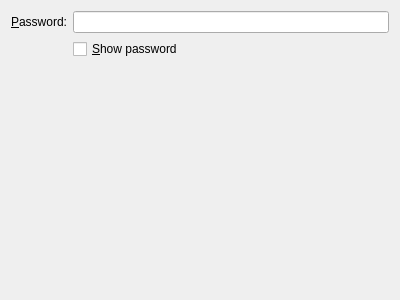
First picture: the form in libs/ui/security/wpapsk.ui, repository netrunner-debian-kde-extras/networkmanagement, before the edit.
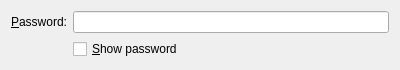
Second picture: the form after the edit. Custom widgets are drawn as their Qt base class.

The edit to the form file:
```diff
--- a/libs/ui/security/wpapsk.ui
+++ b/libs/ui/security/wpapsk.ui
@@ -7,9 +7,15 @@
     <x>0</x>
     <y>0</y>
     <width>400</width>
-    <height>300</height>
+    <height>61</height>
    </rect>
   </property>
+  <property name="sizePolicy">
+   <sizepolicy hsizetype="Preferred" vsizetype="Expanding">
+    <horstretch>0</horstretch>
+    <verstretch>0</verstretch>
+   </sizepolicy>
+  </property>
   <layout class="QVBoxLayout" name="verticalLayout">
    <item>
     <layout class="QGridLayout" name="gridLayout_4">
@@ -47,10 +53,13 @@
      <property name="orientation">
       <enum>Qt::Vertical</enum>
      </property>
+     <property name="sizeType">
+      <enum>QSizePolicy::Expanding</enum>
+     </property>
      <property name="sizeHint" stdset="0">
       <size>
        <width>20</width>
-       <height>209</height>
+       <height>0</height>
       </size>
      </property>
     </spacer>
```
